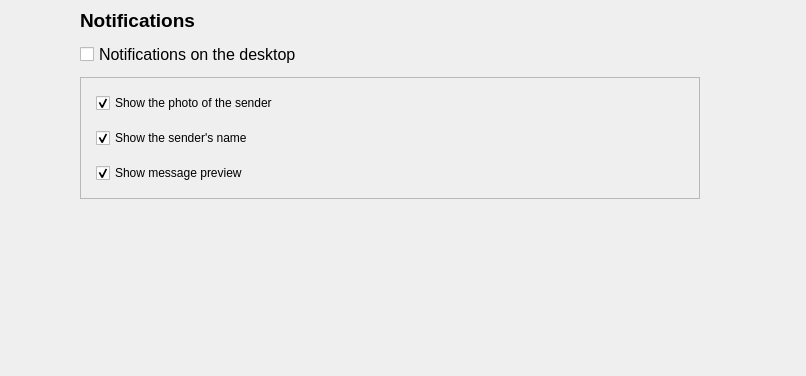
This is zapzap/view/settings.ui in rafatosta/zapzap as Qt 5 draws it before an edit; both pictures show x 276 to 1082 and y 0 to 376 of the 1082 by 659 pixel window. The edited form follows.
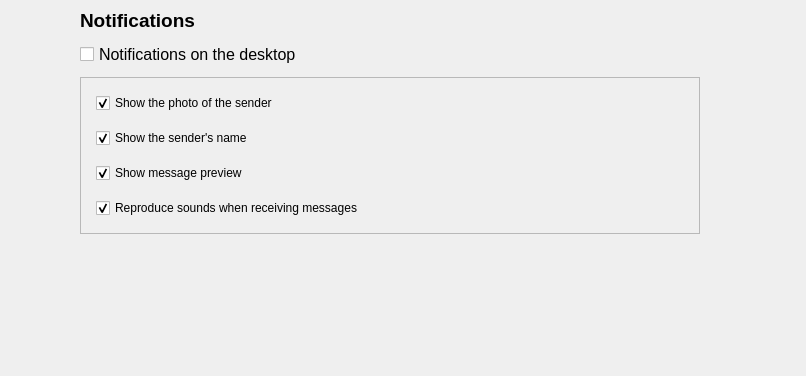
This is the edited form. The open tabs and pages were chosen to show the change.

Commit message: Add "Reproduce Sounds when receiving messages" in settings

What changed in the file:
```diff
--- a/zapzap/view/settings.ui
+++ b/zapzap/view/settings.ui
@@ -1363,8 +1363,8 @@
            <rect>
             <x>0</x>
             <y>0</y>
-            <width>642</width>
-            <height>233</height>
+            <width>832</width>
+            <height>659</height>
            </rect>
           </property>
           <layout class="QVBoxLayout" name="verticalLayout_5">
@@ -1526,6 +1526,16 @@
                     </property>
                    </widget>
                   </item>
+                  <item>
+                   <widget class="QCheckBox" name="show_sound">
+                    <property name="text">
+                     <string>Reproduce sounds when receiving messages</string>
+                    </property>
+                    <property name="checked">
+                     <bool>true</bool>
+                    </property>
+                   </widget>
+                  </item>
                  </layout>
                 </widget>
                </item>
```
Left out of the diff: 6 changed lines with no effect on the pictures. The commit also changes 2 other files.
